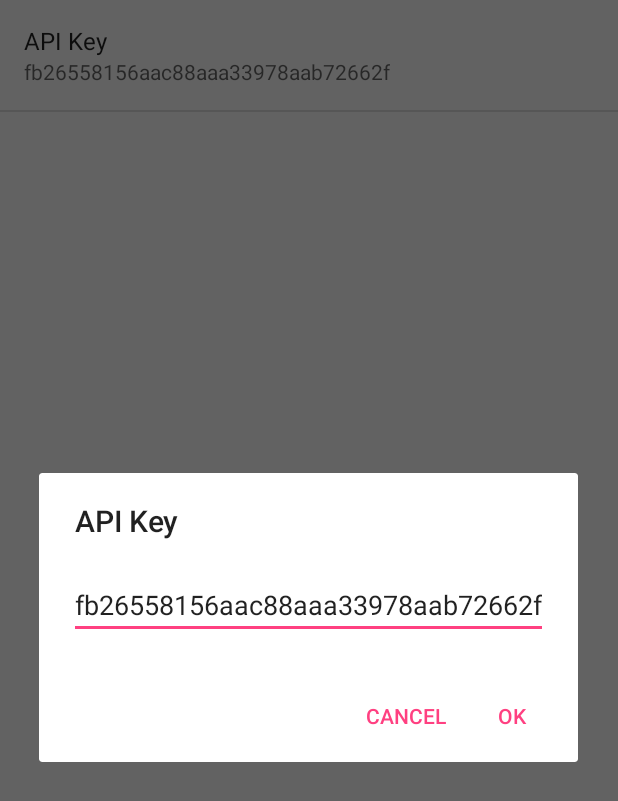
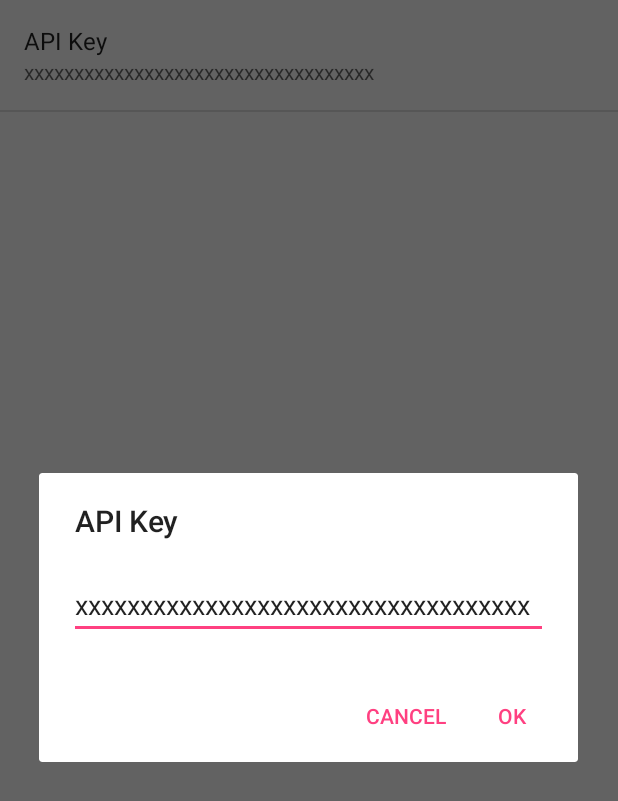
Before and after one commit to Franarroutado/P02_pupular_movies_stage2, an Android app: the GeneralPreferencesActivity screen opened directly, with no data from a screen before it, after a tap on "API Key", on a phone screen of 412 x 824 dp. Shown: the top 801 px of the screen. Run offline under Robolectric (Android 15) with nearby library versions, the phone set to English and light mode, and no system bars.

Commit message:
remove id

```diff
--- a/app/src/main/res/values/strings_activity_settings.xml
+++ b/app/src/main/res/values/strings_activity_settings.xml
@@ -9,7 +9,7 @@
     <!-- themoviedb.org API Key -->
     <string name="pref_apikey_label">API Key</string>
     <string name="pref_apikey_key" translatable="false">pref_apikey_key</string>
-    <string name="pref_apikey_default" translatable="false">fb26558156aac88aaa33978aab72662f</string>
+    <string name="pref_apikey_default" translatable="false">xxxxxxxxxxxxxxxxxxxxxxxxxxxxxxxxxxx</string>
 
 
     <!-- ReviewsCollection GeneralPreferencesActivity settings -->
```
